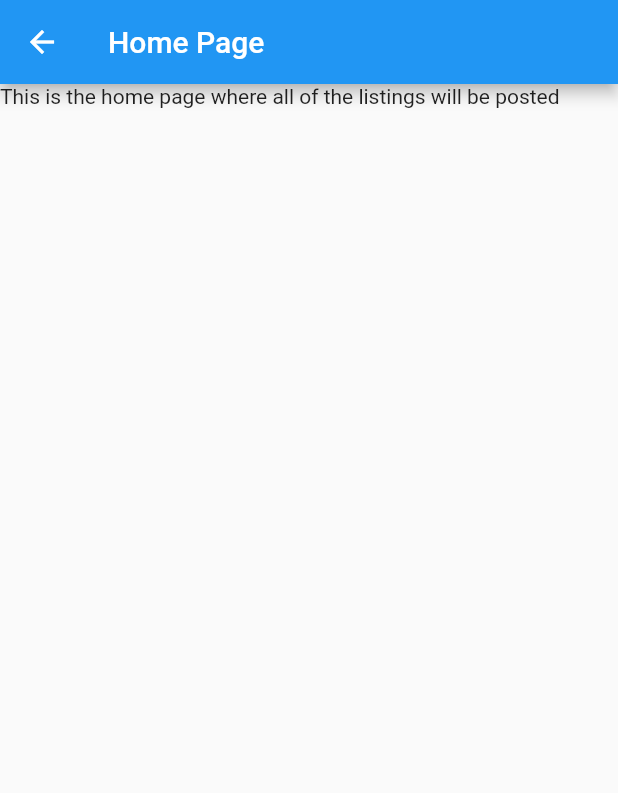
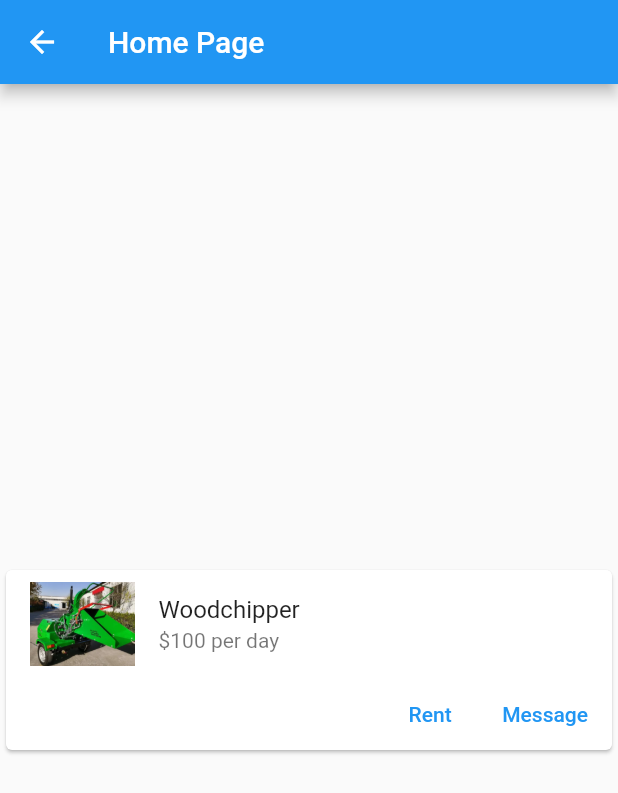
Before and after one commit to Jschofi95/Utool, a Flutter app: the HomePage screen opened directly, on a phone screen of 412 x 824 dp. Shown: the top 793 px of the screen. Run offline on Flutter 3.47's test engine with Material 2 defaults, Android fonts, the phone set to English and light mode, and no system bars.

Commit message:
added card to homepage with image

```diff
--- a/lib/homepage/homepage.dart
+++ b/lib/homepage/homepage.dart
@@ -14,10 +14,43 @@ class _HomePageState extends State<HomePage> {
       appBar: AppBar(
         title: const Text("Home Page"),
       ),
-      body: Column(
-        children: const [
-          Text("This is the home page where all of the listings will be posted"),
-        ],
+      body: const MyCards(),
+    );
+  }
+}
+
+class MyCards extends StatelessWidget {
+  const MyCards({super.key});
+
+  @override
+  Widget build(BuildContext context) {
+    return Center(
+      child: Card(
+        child: Column(
+          mainAxisSize: MainAxisSize.min,
+          children: <Widget>[
+            ListTile(
+              leading: Image.asset('assets/woodchipper_placeholder.png'),
+              title: Text('Woodchipper'),
+              subtitle: Text('\$100 per day'),
+            ),
+            Row(
+              mainAxisAlignment: MainAxisAlignment.end,
+              children: <Widget>[
+                TextButton(
+                  child: const Text('Rent'),
+                  onPressed: () {/* ... */},
+                ),
+                const SizedBox(width: 8),
+                TextButton(
+                  child: const Text('Message'),
+                  onPressed: () {/* ... */},
+                ),
+                const SizedBox(width: 8),
+              ],
+            ),
+          ],
+        ),
       ),
     );
   }
--- a/pubspec.yaml
+++ b/pubspec.yaml
@@ -61,6 +61,7 @@ flutter:
   # To add assets to your application, add an assets section, like this:
   assets:
     - assets/flutter_logo.png
+    - assets/woodchipper_placeholder.png
 
   # An image asset can refer to one or more resolution-specific "variants", see
   # https://flutter.dev/assets-and-images/#resolution-aware
```
Also changed, not shown: assets/woodchipper_placeholder.png (added), 4 other files.
